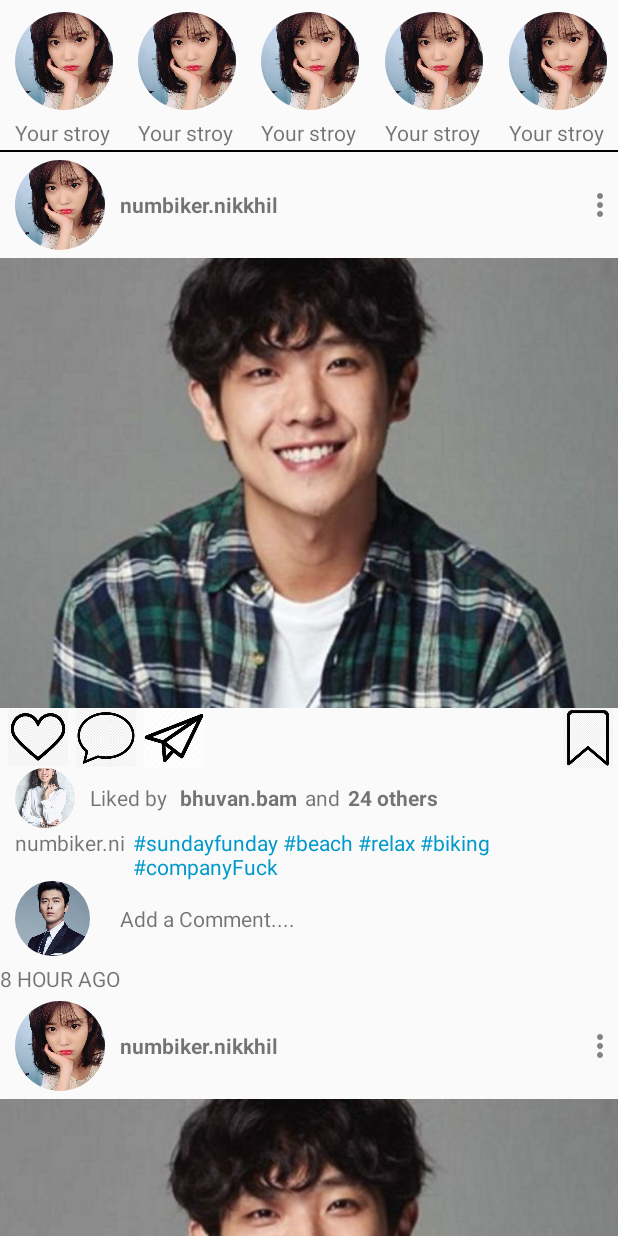
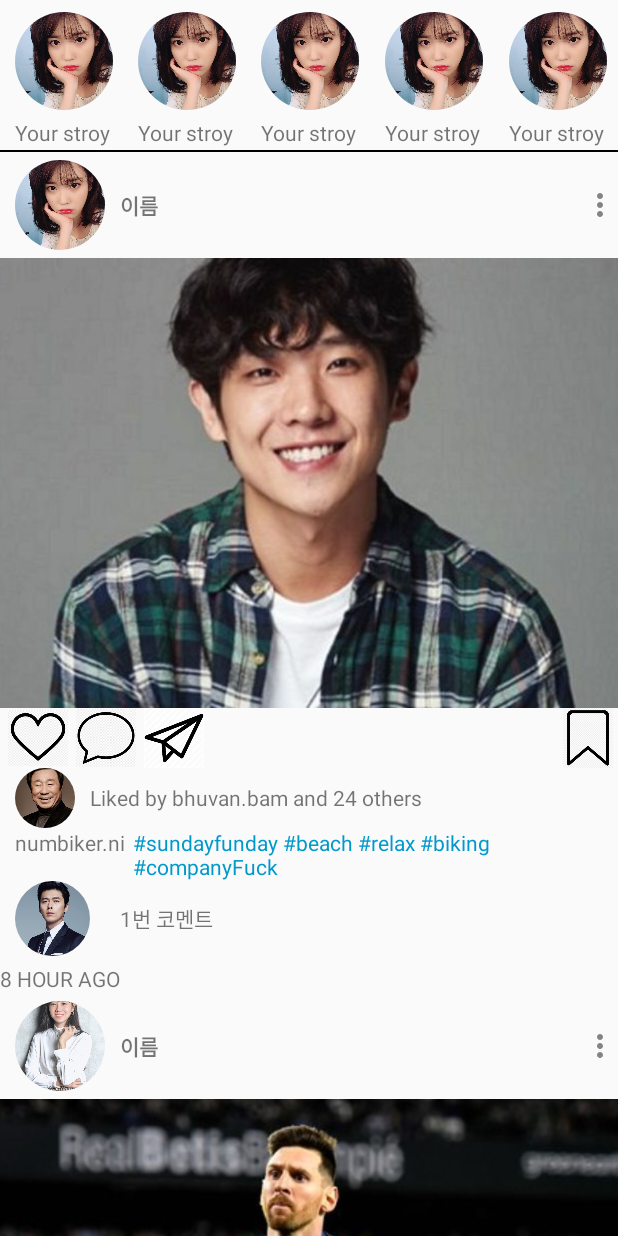
Before and after one commit to jg20228/InstagramUI-RecyclerView, an Android app: the screen it shows after launch (MainActivity), on a phone screen of 412 x 824 dp. Run offline under Robolectric (Android 15) with nearby library versions, the phone set to English and light mode, and no system bars; our stand-ins replace CircleImageView.

Commit message:
UI에 recyclerView 적용 완료

```diff
--- a/app/build.gradle
+++ b/app/build.gradle
@@ -32,4 +32,6 @@ dependencies {
 
     //나의 라이브러리
     implementation 'de.hdodenhof:circleimageview:3.1.0'
+    implementation "com.android.support:recyclerview-v7:27.1.1"
+
 }
--- /dev/null
+++ b/app/src/main/java/org/wc/instagramui/Content.java
@@ -0,0 +1,73 @@
+package org.wc.instagramui;
+
+public class Content {
+
+    private String myProfileText;
+    private int myProfilePic;
+
+    private int postPic;
+
+    private int linkPic;
+
+    private int commentPic;
+    private String commentText;
+
+    public Content(String myProfileText, int myProfilePic, int postPic, int linkPic, int commentPic, String commentText) {
+        this.myProfileText = myProfileText;
+        this.myProfilePic = myProfilePic;
+        this.postPic = postPic;
+        this.linkPic = linkPic;
+        this.commentPic = commentPic;
+        this.commentText = commentText;
+    }
+
+    public String getMyProfileText() {
+        return myProfileText;
+    }
+
+    public void setMyProfileText(String myProfileText) {
+        this.myProfileText = myProfileText;
+    }
+
+
+    public int getMyProfilePic() {
+        return myProfilePic;
+    }
+
+    public void setMyProfilePic(int myProfilePic) {
+        this.myProfilePic = myProfilePic;
+    }
+
+    public int getPostPic() {
+        return postPic;
+    }
+
+    public void setPostPic(int postPic) {
+        this.postPic = postPic;
+    }
+
+    public int getLinkPic() {
+        return linkPic;
+    }
+
+    public void setLinkPic(int linkPic) {
+        this.linkPic = linkPic;
+    }
+
+    public int getCommentPic() {
+        return commentPic;
+    }
+
+    public void setCommentPic(int commentPic) {
+        this.commentPic = commentPic;
+    }
+
+    public String getCommentText() {
+        return commentText;
+    }
+
+    public void setCommentText(String commentText) {
+        this.commentText = commentText;
+    }
+
+}
--- /dev/null
+++ b/app/src/main/java/org/wc/instagramui/ContentAdapter.java
@@ -0,0 +1,84 @@
+package org.wc.instagramui;
+
+import android.view.LayoutInflater;
+import android.view.View;
+import android.view.ViewGroup;
+import android.widget.ImageView;
+import android.widget.TextView;
+
+import androidx.annotation.NonNull;
+import androidx.recyclerview.widget.RecyclerView;
+
+import java.util.ArrayList;
+import java.util.List;
+
+public class ContentAdapter extends RecyclerView.Adapter<ContentAdapter.MyViewHolder>{
+
+    private static final String TAG = "ContentAdapter";
+
+    private List<Content> items = new ArrayList<>();
+
+    public void addItem(Content content){
+        items.add(content);
+    }
+
+    @NonNull
+    @Override
+    public MyViewHolder onCreateViewHolder(@NonNull ViewGroup parent, int viewType) {
+        LayoutInflater inflater = LayoutInflater.from(parent.getContext());
+        View view = inflater.inflate(R.layout.layout_content,parent,false);
+        return new MyViewHolder(view);
+    }
+
+    @Override
+    public void onBindViewHolder(@NonNull MyViewHolder holder, int position) {
+        Content content = items.get(position);
+        holder.setItem(content);
+    }
+
+    @Override
+    public int getItemCount() {
+        return items.size();
+    }
+
+    //내부 클래스
+    public static class MyViewHolder extends RecyclerView.ViewHolder{
+
+        private TextView myProfileText;
+        private ImageView myProfilePic;
+
+        private ImageView postPic;
+
+        private ImageView linkPic;
+
+        private ImageView commentPic;
+        private TextView commentText;
+
+        private ImageView postTime;
+
+        public MyViewHolder(@NonNull View itemView) {
+            super(itemView);
+            myProfileText = itemView.findViewById(R.id.content_my_profile_text);
+            myProfilePic = itemView.findViewById(R.id.content_my_profile_pic);
+
+            postPic = itemView.findViewById(R.id.content_post_pic);
+
+            linkPic = itemView.findViewById(R.id.content_link_pic);
+
+            commentPic = itemView.findViewById(R.id.content_comment_pic);
+            commentText = itemView.findViewById(R.id.content_comment_text);
+        }
+
+        public void setItem(Content content){
+            myProfileText.setText(content.getMyProfileText());
+            myProfilePic.setImageResource(content.getMyProfilePic());
+
+            postPic.setImageResource(content.getPostPic());
+
+            linkPic.setImageResource(content.getLinkPic());
+
+            commentPic.setImageResource(content.getCommentPic());
+            commentText.setText(content.getCommentText());
+        }
+    }
+}
--- a/app/src/main/java/org/wc/instagramui/MainActivity.java
+++ b/app/src/main/java/org/wc/instagramui/MainActivity.java
@@ -1,14 +1,32 @@
 package org.wc.instagramui;
 
 import androidx.appcompat.app.AppCompatActivity;
+import androidx.recyclerview.widget.LinearLayoutManager;
+import androidx.recyclerview.widget.RecyclerView;
 
 import android.os.Bundle;
 
 public class MainActivity extends AppCompatActivity {
 
+    private static final String TAG = "Main_Activity";
+    private RecyclerView rvContent;
+
     @Override
     protected void onCreate(Bundle savedInstanceState) {
         super.onCreate(savedInstanceState);
         setContentView(R.layout.activity_main);
+
+        rvContent = findViewById(R.id.rv_content);
+        ContentAdapter adapter = new ContentAdapter();
+
+        adapter.addItem(new Content("이름",R.drawable.propic1,R.drawable.postpic1,R.drawable.propic5,R.drawable.propic3,"1번 코멘트"));
+        adapter.addItem(new Content("이름",R.drawable.propic2,R.drawable.postpic2,R.drawable.propic4,R.drawable.propic4,"2번 코멘트"));
+        adapter.addItem(new Content("이름",R.drawable.propic3,R.drawable.postpic3,R.drawable.propic3,R.drawable.propic5,"3번 코멘트"));
+        adapter.addItem(new Content("이름",R.drawable.propic4,R.drawable.postpic4,R.drawable.propic2,R.drawable.propic1,"4번 코멘트"));
+        adapter.addItem(new Content("이름",R.drawable.propic5,R.drawable.postpic5,R.drawable.propic1,R.drawable.propic2,"5번 코멘트"));
+
+        RecyclerView.LayoutManager layoutManager = new LinearLayoutManager(this);
+        rvContent.setLayoutManager(new LinearLayoutManager(this));
+        rvContent.setAdapter(adapter);
     }
 }
--- a/app/src/main/res/layout/activity_main.xml
+++ b/app/src/main/res/layout/activity_main.xml
@@ -27,32 +27,12 @@
         android:background="@android:color/black">
 
     </View>
-    <ScrollView
+
+    <androidx.recyclerview.widget.RecyclerView
+        android:id="@+id/rv_content"
+        android:orientation="vertical"
         android:layout_width="match_parent"
         android:layout_height="match_parent"
+        />
 
-        >
-
-        <LinearLayout
-            android:layout_width="match_parent"
-            android:layout_height="wrap_content"
-            android:orientation="vertical">
-
-            <!--리니어 레이아웃 버티컬 -->
-            <include layout="@layout/layout_content" />
-
-            <!--리니어 레이아웃 버티컬 -->
-            <include layout="@layout/layout_content" />
-
-            <!--리니어 레이아웃 버티컬 -->
-            <include layout="@layout/layout_content" />
-
-            <!--리니어 레이아웃 버티컬 -->
-            <include layout="@layout/layout_content" />
-
-            <!--리니어 레이아웃 버티컬 -->
-            <include layout="@layout/layout_content" />
-
-        </LinearLayout>
-    </ScrollView>
 </LinearLayout>
--- a/app/src/main/res/layout/layout_content.xml
+++ b/app/src/main/res/layout/layout_content.xml
@@ -1,7 +1,10 @@
 <?xml version="1.0" encoding="utf-8"?>
-<merge xmlns:android="http://schemas.android.com/apk/res/android"
+<LinearLayout xmlns:android="http://schemas.android.com/apk/res/android"
     xmlns:app="http://schemas.android.com/apk/res-auto"
-    xmlns:tools="http://schemas.android.com/tools">
+    xmlns:tools="http://schemas.android.com/tools"
+    android:layout_width="match_parent"
+    android:layout_height="wrap_content"
+    android:orientation="vertical">
 
     <RelativeLayout
         android:layout_width="match_parent"
@@ -10,26 +13,25 @@
         android:layout_marginBottom="5dp">
 
         <TextView
-            android:id="@+id/textView"
+            android:id="@+id/content_my_profile_text"
             android:layout_width="match_parent"
             android:layout_height="match_parent"
             android:layout_marginLeft="10dp"
-            android:layout_toRightOf="@+id/img_propic1"
+            android:layout_toRightOf="@+id/content_my_profile_pic"
             android:gravity="center_vertical"
             android:text="numbiker.nikkhil"
             android:textStyle="bold" />
 
         <ImageView
-            android:id="@+id/imageView3"
+            android:id="@+id/content_my_profile_more"
             android:layout_width="wrap_content"
             android:layout_height="match_parent"
             android:layout_alignParentRight="true"
             android:scaleType="center"
             app:srcCompat="@drawable/ic_action_more" />
 
-        <de.hdodenhof.circleimageview.CircleImageView
-            xmlns:app="http://schemas.android.com/apk/res-auto"
-            android:id="@+id/img_propic1"
+        <de.hdodenhof.circleimageview.CircleImageView xmlns:app="http://schemas.android.com/apk/res-auto"
+            android:id="@+id/content_my_profile_pic"
             android:layout_width="60dp"
             android:layout_height="wrap_content"
             android:layout_alignParentLeft="true"
@@ -40,7 +42,7 @@
     </RelativeLayout>
 
     <ImageView
-        android:id="@+id/imageView4"
+        android:id="@+id/content_post_pic"
         android:layout_width="match_parent"
         android:layout_height="300dp"
         android:scaleType="centerCrop"
@@ -87,9 +89,8 @@
         android:layout_width="match_parent"
         android:layout_height="40dp">
 
-        <de.hdodenhof.circleimageview.CircleImageView
-            xmlns:app="http://schemas.android.com/apk/res-auto"
-            android:id="@+id/propic2"
+        <de.hdodenhof.circleimageview.CircleImageView xmlns:app="http://schemas.android.com/apk/res-auto"
+            android:id="@+id/content_link_pic"
             android:layout_width="40dp"
             android:layout_height="match_parent"
             android:layout_alignParentLeft="true"
@@ -98,42 +99,13 @@
             android:src="@drawable/propic2" />
 
         <TextView
-            android:id="@+id/Link1"
+            android:id="@+id/content_link_text"
             android:layout_width="wrap_content"
             android:layout_height="match_parent"
             android:layout_marginLeft="10dp"
-            android:layout_toRightOf="@+id/propic2"
+            android:layout_toRightOf="@+id/content_link_pic"
             android:gravity="center_vertical"
-            android:text="Liked by " />
-
-        <TextView
-            android:id="@+id/Link2"
-            android:layout_width="wrap_content"
-            android:layout_height="match_parent"
-            android:layout_marginLeft="5dp"
-            android:layout_toRightOf="@+id/Link1"
-            android:gravity="center_vertical"
-            android:text="bhuvan.bam"
-            android:textStyle="bold" />
-
-        <TextView
-            android:id="@+id/Link3"
-            android:layout_width="wrap_content"
-            android:layout_height="match_parent"
-            android:layout_marginLeft="5dp"
-            android:layout_toRightOf="@+id/Link2"
-            android:gravity="center_vertical"
-            android:text="and" />
-
-        <TextView
-            android:id="@+id/Link4"
-            android:layout_width="wrap_content"
-            android:layout_height="match_parent"
-            android:layout_marginLeft="5dp"
-            android:layout_toRightOf="@+id/Link3"
-            android:gravity="center_vertical"
-            android:text="24 others"
-            android:textStyle="bold" />
+            android:text="Liked by bhuvan.bam and 24 others" />
     </RelativeLayout>
 
     <RelativeLayout
@@ -163,29 +135,28 @@
         android:layout_width="match_parent"
         android:layout_height="50dp">
 
-        <de.hdodenhof.circleimageview.CircleImageView
-            xmlns:app="http://schemas.android.com/apk/res-auto"
-            android:id="@+id/propic3"
+        <de.hdodenhof.circleimageview.CircleImageView xmlns:app="http://schemas.android.com/apk/res-auto"
+            android:id="@+id/content_comment_pic"
             android:layout_width="50dp"
             android:layout_height="match_parent"
             android:layout_marginLeft="10dp"
             android:src="@drawable/propic3" />
 
         <TextView
-            android:id="@+id/textView4"
+            android:id="@+id/content_comment_text"
             android:layout_width="match_parent"
             android:layout_height="match_parent"
             android:layout_marginLeft="20dp"
-            android:layout_toRightOf="@+id/propic3"
+            android:layout_toRightOf="@+id/content_comment_pic"
             android:gravity="center_vertical"
             android:text="Add a Comment...." />
 
     </RelativeLayout>
 
     <TextView
-        android:id="@+id/textView5"
+        android:id="@+id/content_post_time"
         android:layout_width="match_parent"
         android:layout_height="wrap_content"
         android:layout_marginTop="5dp"
         android:text="8 HOUR AGO" />
-</merge>
+</LinearLayout>
```
